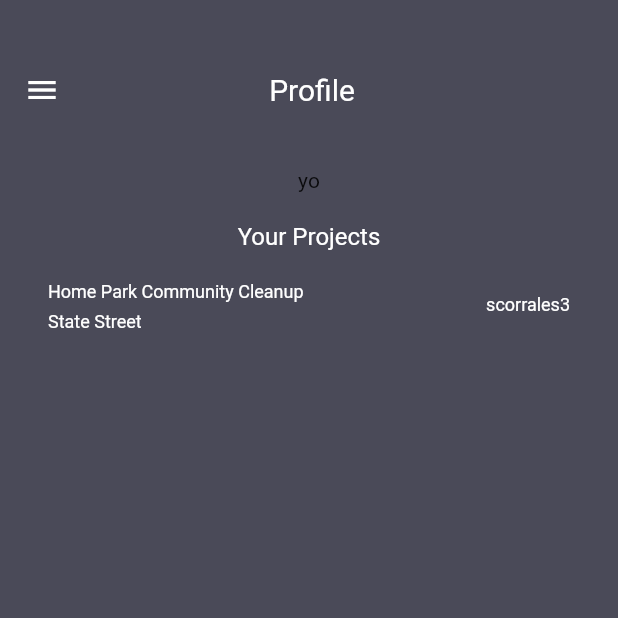
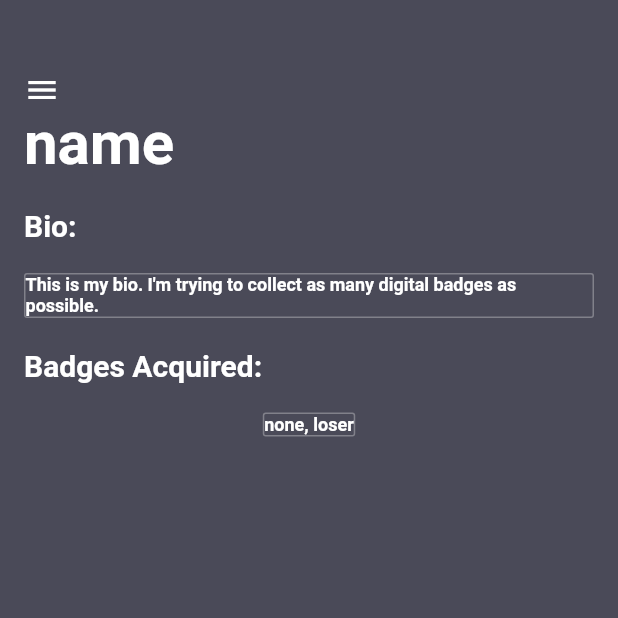
Before and after one commit to captainc3/FlutterDigitalBadge, a Flutter app: the ProfilePage screen opened directly, on a phone screen of 412 x 824 dp, the top half of it. Run offline on Flutter 3.47's test engine with Material 2 defaults, Android fonts, the phone set to English and light mode, and no system bars; our stand-ins replace cloud_firestore, firebase_auth; accounts and stored records are empty.

```diff
--- a/lib/screens/profile/profile.dart
+++ b/lib/screens/profile/profile.dart
@@ -100,25 +100,53 @@ class _ProfilePage extends State<ProfilePage> {
                         });
                       },
                     ),
-                    Text("Profile", style: TextStyle(fontSize: 20, color: Colors.white),),
                     SizedBox(height: 20, width: 20,)
                   ],
                 ),
-                SizedBox(height: 40,),
-                Text('yo'),
+                Container(
+                  child: Align(
+                    alignment: Alignment.topLeft,
+                    child: Text("name", style: TextStyle(fontSize: 40, fontWeight: FontWeight.bold, color: Colors.white),),
+                  ),
+                ),
+                SizedBox(height: 20, width: 20,),
+                Container(
+                  child: Align(
+                    alignment: Alignment.topLeft,
+                    child: Text("Bio:", style: TextStyle(fontSize: 20, fontWeight: FontWeight.bold, color: Colors.white),),
+                  ),
+                ),
                 SizedBox(height: 20,),
-                Text("Your Projects", style: TextStyle(fontSize: 16, color: Colors.white),),
-                ListView.separated(
-                    shrinkWrap: true,
-                    itemBuilder: (context, index) {
-                      return ListTile(
-                          title: Text("Home Park Community Cleanup", style: TextStyle(fontSize: 12, color: Colors.white),),
-                          subtitle: Text("State Street", style: TextStyle(fontSize: 12, color: Colors.white),),
-                          trailing: Text("scorrales3", style: TextStyle(fontSize: 12, color: Colors.white),)
-                      );
-                    }, separatorBuilder: (context, index) {
-                  return Divider(height: 16,);
-                }, itemCount: 1)
+                Container(
+                  decoration: BoxDecoration(
+                    color: backgroundColor,
+                    border: Border.all(
+                      color: Colors.white30,
+                      width: 1,
+                    ),
+                    borderRadius: BorderRadius.circular(2),
+                  ),
+                  child: Text("This is my bio. I'm trying to collect as many digital badges as possible.", style: TextStyle(fontSize: 12, fontWeight: FontWeight.bold, color: Colors.white),),
+                ),
+                SizedBox(height: 20,),
+                Container(
+                  child: Align(
+                    alignment: Alignment.topLeft,
+                    child: Text("Badges Acquired:", style: TextStyle(fontSize: 20, fontWeight: FontWeight.bold, color: Colors.white),),
+                  ),
+                ),
+                SizedBox(height: 20,),
+                Container(
+                  decoration: BoxDecoration(
+                    color: backgroundColor,
+                    border: Border.all(
+                      color: Colors.white30,
+                      width: 1,
+                    ),
+                    borderRadius: BorderRadius.circular(2),
+                  ),
+                  child: Text("none, loser", style: TextStyle(fontSize: 12, fontWeight: FontWeight.bold, color: Colors.white),),
+                ),
               ],
             ),
           ),
```
